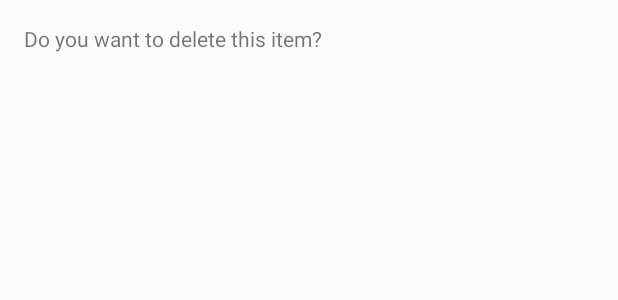
After one commit to CrazySteve/Android-Project-2-, an Android app: the layout fragment_delete_confirmation_dialog.xml on its own in the app's theme, with its tools: preview values and no code run, on a phone screen of 412 x 824 dp. The commit adds this screen. Shown: the top 300 px of the screen. Run offline under Robolectric (Android 15) with nearby library versions, the phone set to English and light mode, and no system bars.

Commit message:
add delete confirmation

```diff
--- /dev/null
+++ b/app/src/main/res/layout/fragment_delete_confirmation_dialog.xml
@@ -0,0 +1,15 @@
+<?xml version="1.0" encoding="utf-8"?>
+<RelativeLayout xmlns:android="http://schemas.android.com/apk/res/android"
+    xmlns:tools="http://schemas.android.com/tools"
+    android:layout_width="match_parent"
+    android:layout_height="match_parent"
+    tools:context=".DeleteConfirmationDialogFragment"
+    android:padding="16dp"
+    >
+
+    <TextView
+        android:layout_width="match_parent"
+        android:layout_height="wrap_content"
+        android:text="@string/delete_dialog_info" />
+
+</RelativeLayout>
--- a/app/src/main/res/values/strings.xml
+++ b/app/src/main/res/values/strings.xml
@@ -21,4 +21,10 @@
     <string name="about_dialog_title">About</string>
     <string name="about_dialog_info">Make a list of items with further details!</string>
     <string name="about_dialog_programmer_names">By: Sam Dillin and Steve Stewart</string>
+
+    <!-- TODO: Remove or change this placeholder text -->
+    <string name="delete_dialog_title">Delete</string>
+    <string name="delete_dialog_info">Do you want to delete this item?</string>
+    <string name="delete_confirmation">Yes</string>
+    <string name="delete_cancel">No</string>
 </resources>
```
Also changed, not shown: app/src/main/java/com/zybooks/todolistproject2/DeleteConfirmationDialogFragment.java (added, +73 -0 lines), app/src/main/java/com/zybooks/todolistproject2/ItemListActivity.java (+41 -24 lines).
